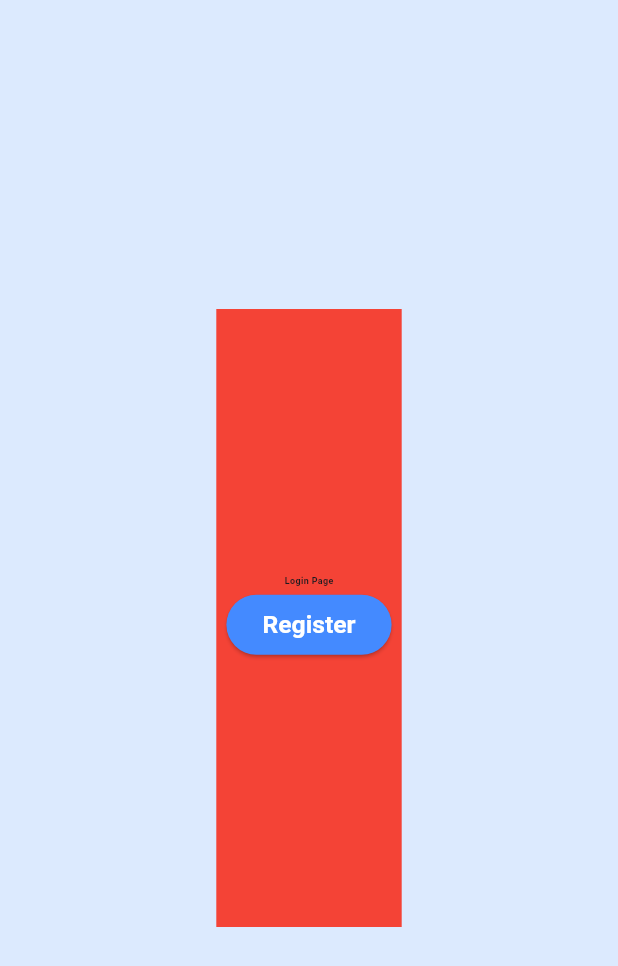
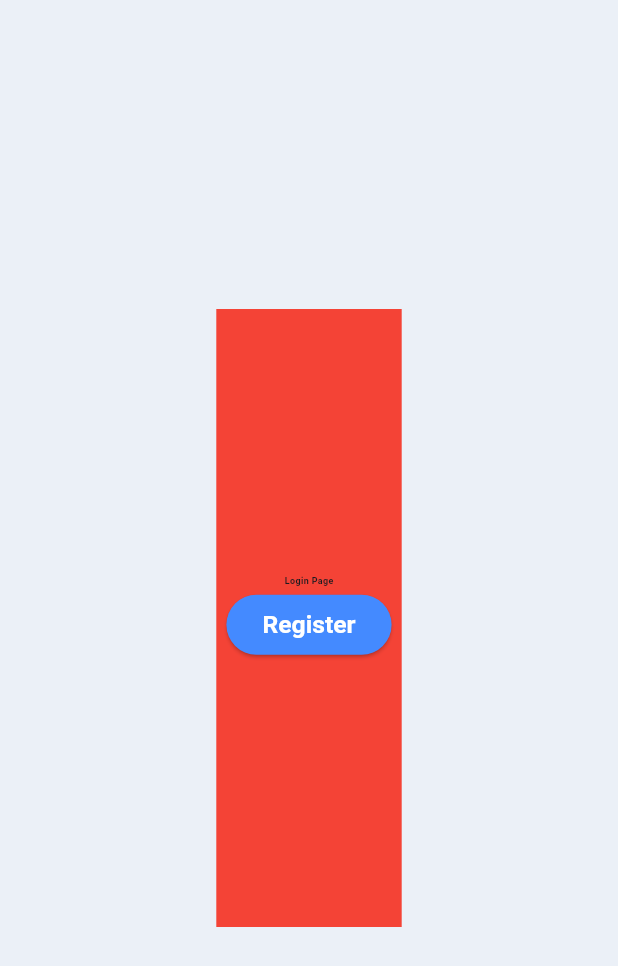
Before and after one commit to izasoerya/sehattek-app, a Flutter app: the screen it shows after launch, on a phone screen of 412 x 824 dp. Shown: the top 966 px of the screen. Run offline on Flutter 3.47's test engine with Material 3 defaults, Android fonts, the light colour scheme and no system bars; our stand-ins replace flutter_bloc, flutter_dotenv, go_router, responsive_framework, sizer, supabase_flutter; accounts and stored records are empty.

Commit message:
change bg

```diff
--- a/lib/presentation/layout/theme.dart
+++ b/lib/presentation/layout/theme.dart
@@ -5,7 +5,7 @@ class AppTheme {
   static ThemeData lightTheme = ThemeData(
     brightness: Brightness.light,
     primarySwatch: Colors.blue,
-    scaffoldBackgroundColor: const Color.fromRGBO(220, 234, 254, 1),
+    scaffoldBackgroundColor: const Color.fromARGB(255, 235, 240, 247),
     appBarTheme: const AppBarTheme(
       backgroundColor: Colors.blue,
       foregroundColor: Colors.white,
```
